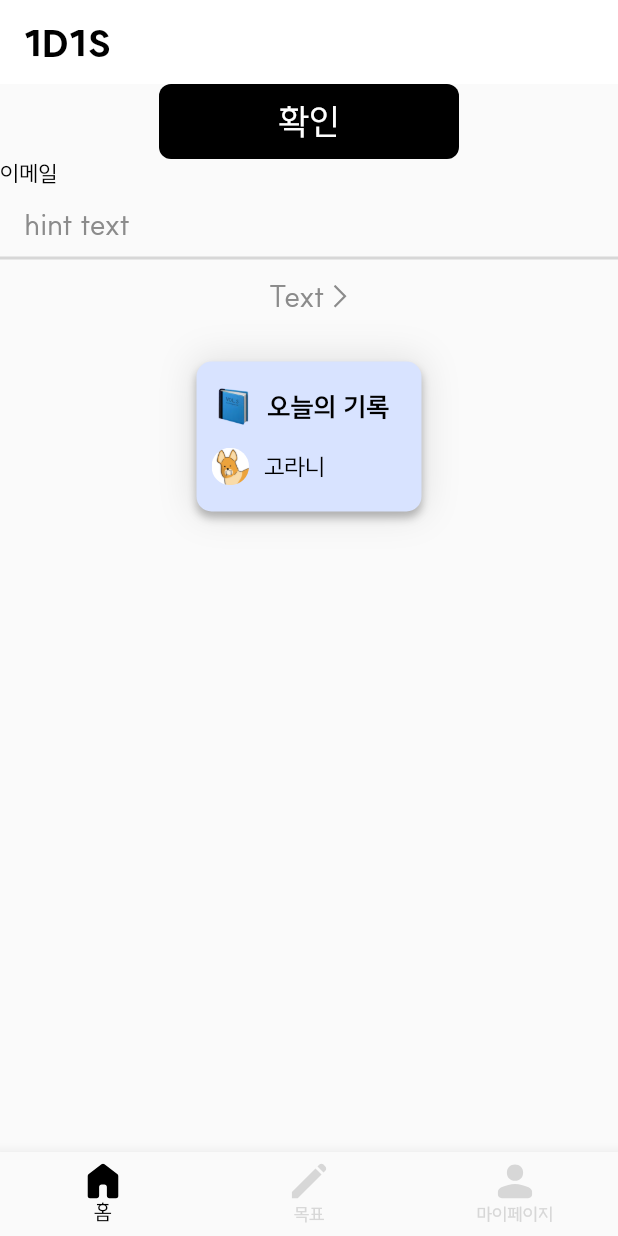
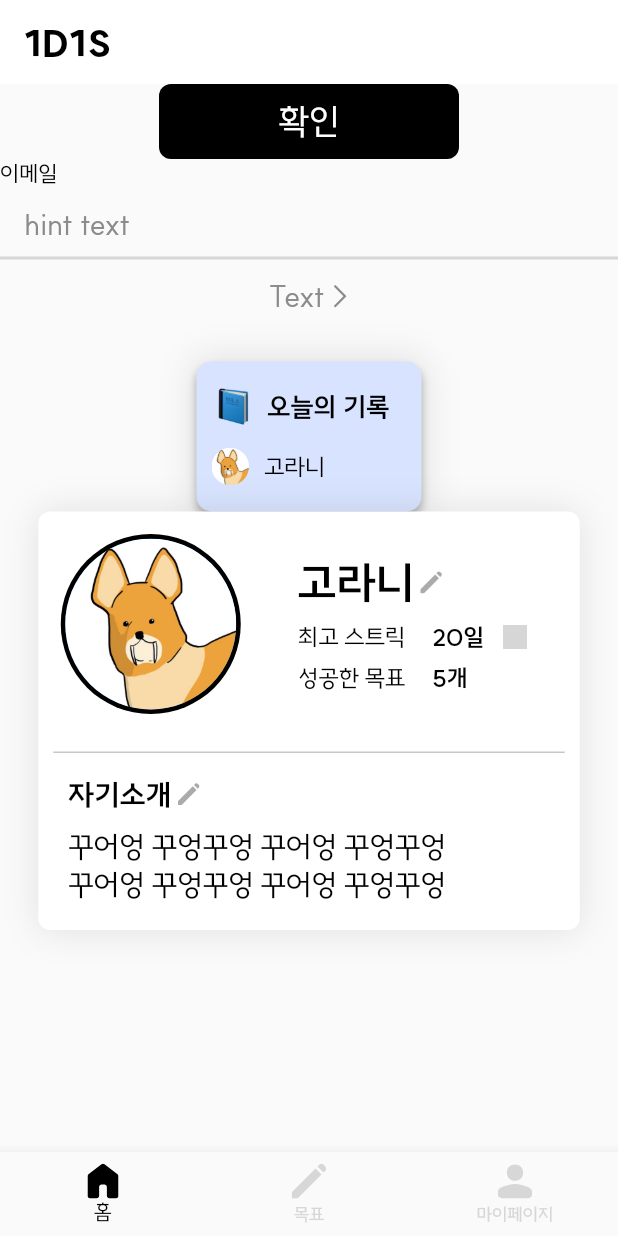
Before and after one commit to NOGUEN/1D1S, a Flutter app: the screen it shows after launch, on a phone screen of 412 x 824 dp. Run offline on Flutter 3.47's test engine with Material 2 defaults, Android fonts, the phone set to English and light mode, and no system bars; our stand-ins replace dio, flutter_svg, fluttertoast, get, logger, pretty_dio_logger and 2 more; project files that could hold a hidden picture were left out; grey boxes are pictures that could not be loaded.

```diff
--- a/lib/app/view/main_page.dart
+++ b/lib/app/view/main_page.dart
@@ -1,5 +1,6 @@
 import 'package:flutter/material.dart';
 import 'package:one_day_one_something/app/core/base/base_view.dart';
+import 'package:one_day_one_something/app/view/common/profile/odos_profile_card.dart';
 import 'package:one_day_one_something/app/view/common/system/odos_appbar.dart';
 import 'package:one_day_one_something/app/view/common/system/odos_bottom_navigationbar.dart';
 import 'package:one_day_one_something/app/view/common/system/odos_buttons.dart';
@@ -31,7 +32,14 @@ class MainPage extends BaseView<MainController> {
           userProfileImage: 'images/image_user_profile_gorani.jpg',
           userName: '고라니',
         ),
-
+        ODOSProfileCard(
+          userName: '고라니',
+          userProfileImage: 'images/image_user_profile_gorani.jpg',
+          longestStreakNumber: 20,
+          successfulGoalNumber: 5,
+          isStreakCurrentlyMaintaining: true,
+          aboutMe: '꾸어엉 꾸엉꾸엉 꾸어엉 꾸엉꾸엉\n꾸어엉 꾸엉꾸엉 꾸어엉 꾸엉꾸엉',
+        ),
       ],
     );
   }
```
